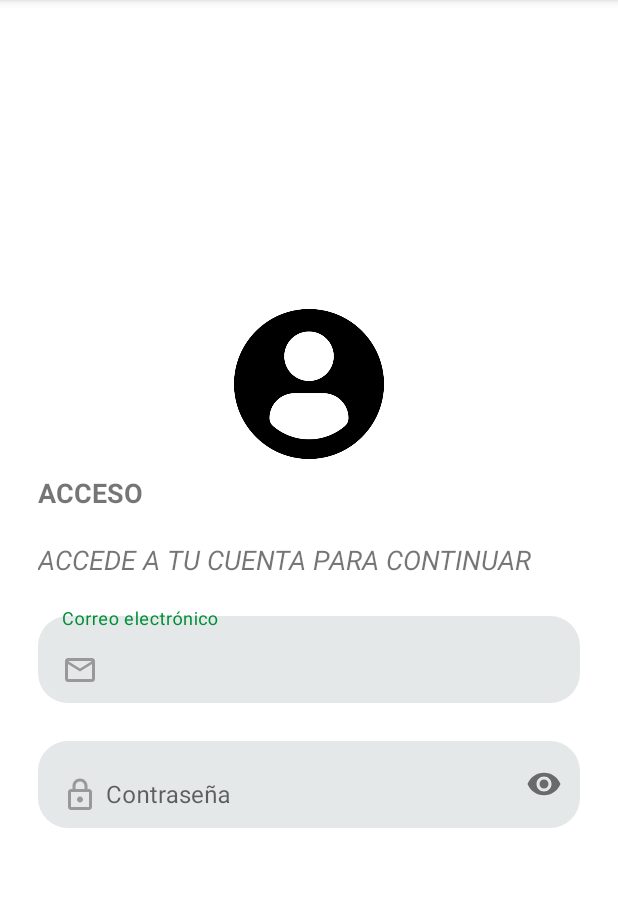
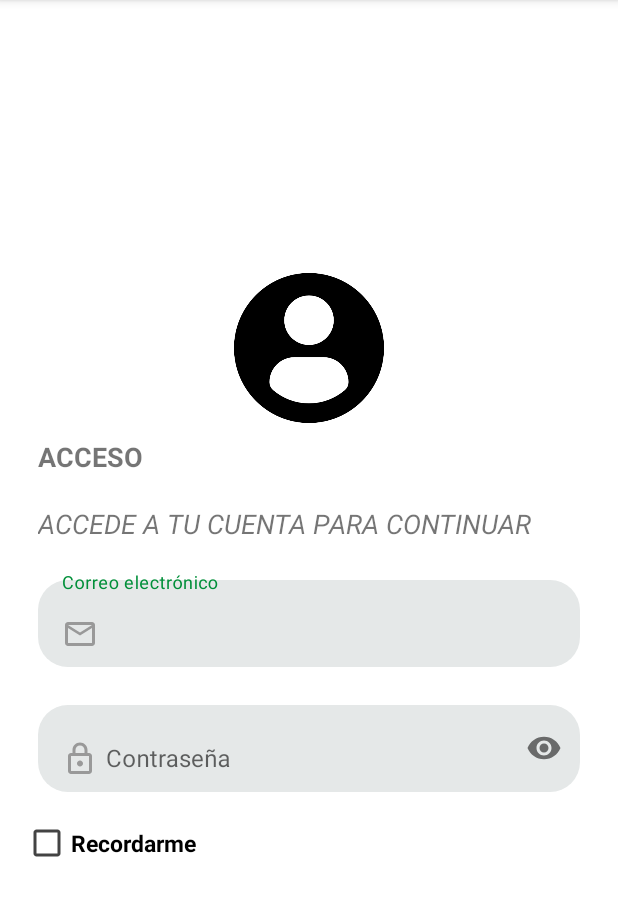
Before and after one commit to HackathonNicaragua2019/INNOVA-REVOLUTION, an Android app: the screen it shows after launch (MainActivity), on a phone screen of 412 x 824 dp, the part 84-1000 px from its top. Run offline under Robolectric (Android 15) with nearby library versions, the phone set to English and light mode, and no system bars.

Commit message:
Login - Checkbox
Desarrollo de la opción que permite recordar contraseña

```diff
--- a/app/src/main/res/layout/activity_main.xml
+++ b/app/src/main/res/layout/activity_main.xml
@@ -67,24 +67,25 @@
                 android:drawablePadding="5dp"
                 android:autofillHints="emailAddress"/>
         </com.google.android.material.textfield.TextInputLayout>
-<!--        <com.google.android.material.textfield.TextInputLayout-->
+        <com.google.android.material.checkbox.MaterialCheckBox
+            android:layout_width="wrap_content"
+            android:layout_height="wrap_content"
+            android:text="@string/recordarme"
+            android:textSize="15sp"
+            android:layout_gravity="start"
+            app:buttonTint="#434343"
+            android:textStyle="bold"
+            app:useMaterialThemeColors="true"
+            android:textColorHint="#616161"/>
+
+<!--        <androidx.appcompat.widget.AppCompatButton-->
+<!--            android:id="@+id/btnAcceder"-->
 <!--            android:layout_width="match_parent"-->
 <!--            android:layout_height="wrap_content"-->
-<!--            app:boxBackgroundMode="outline"-->
-<!--            app:boxBackgroundColor="#00000000"-->
-<!--            app:hintTextColor="@color/black"-->
-<!--            app:boxStrokeColor="#00000000"-->
-<!--            app:errorTextColor="#FF0000"-->
-<!--            android:padding="10dp">-->
-<!--        <EditText android:id="@+id/editTextPasswdLogin"-->
-<!--            android:layout_width="match_parent"-->
-<!--            android:hint="@string/contrase_a"-->
-<!--            android:inputType="textPassword"-->
-<!--            android:background="@drawable/box_shadow"-->
-<!--            android:textColorHint="@color/white"-->
-<!--            android:drawableStart="@drawable/ic_baseline_lock_24"-->
-<!--            android:drawablePadding="5dp"-->
-<!--            android:importantForAutofill="no"-->
-<!--            android:layout_height="wrap_content"/>-->
+<!--            android:background="@drawable/btn_personalizado"-->
+<!--            android:text="@string/acceder"-->
+<!--            android:textStyle="bold"-->
+<!--            android:layout_margin="15dp"-->
+<!--            android:textColor="@color/white"/>-->
     </androidx.appcompat.widget.LinearLayoutCompat>
 </androidx.appcompat.widget.LinearLayoutCompat>
--- a/app/src/main/res/values/strings.xml
+++ b/app/src/main/res/values/strings.xml
@@ -5,4 +5,5 @@
     <string name="accede_a_tu_cuenta_para_continuar">ACCEDE A TU CUENTA PARA CONTINUAR</string>
     <string name="correo_electr_nico">Correo electrónico</string>
     <string name="contrase_a">Contraseña</string>
+    <string name="recordarme">Recordarme</string>
 </resources>
```
